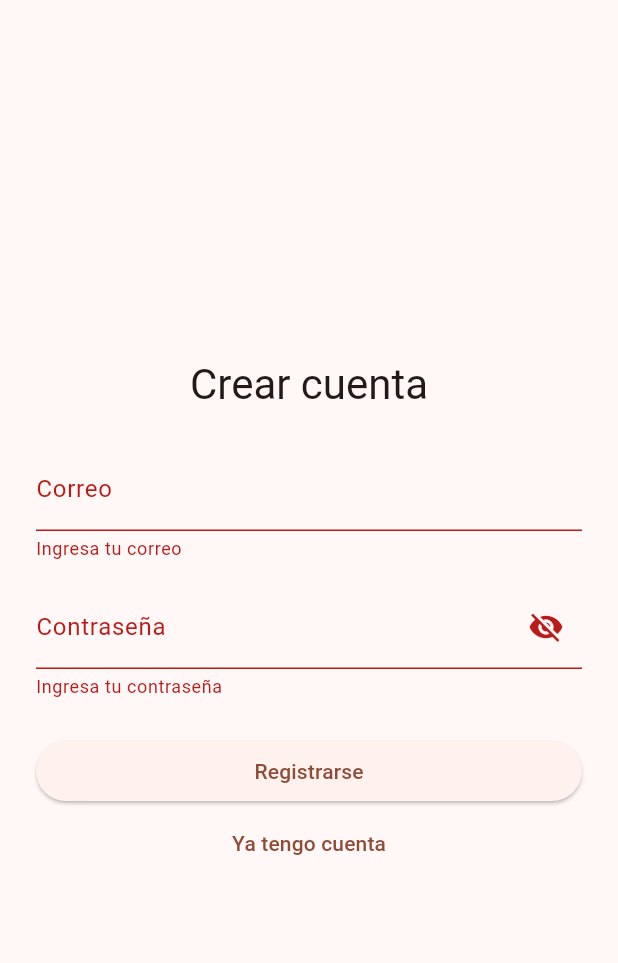
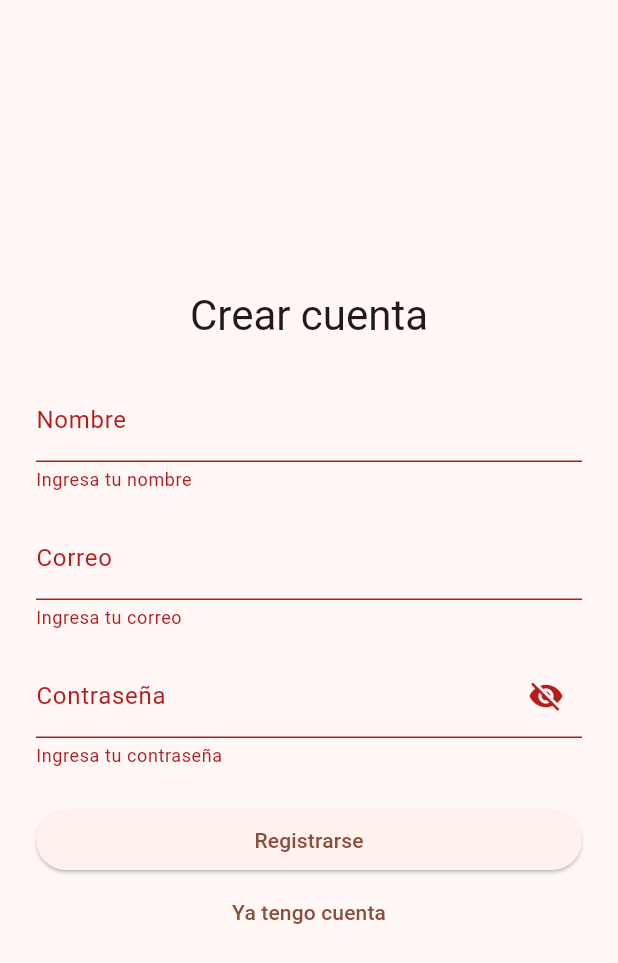
Before and after one commit to PauloCisneros/travel_ecuador, a Flutter app: the screen it shows after launch, after a tap on "Entrar", after a tap on "Crear cuenta", after a tap on "Registrarse", on a phone screen of 412 x 824 dp. Shown: the top 963 px of the screen. Run offline on Flutter 3.47's test engine with Material 3 defaults, Android fonts, the phone set to English and light mode, and no system bars; our stand-ins replace supabase_flutter; accounts and stored records are empty.

Commit message:
Registro guarda en tabla users

```diff
--- a/lib/providers/session_provider.dart
+++ b/lib/providers/session_provider.dart
@@ -22,8 +22,8 @@ class SessionProvider extends ChangeNotifier {
     await _authService.signIn(email: email, password: password);
   }
 
-  Future<void> register(String email, String password) async {
-    await _authService.signUp(email: email, password: password);
+  Future<void> register(String email, String password, String nombre) async {
+    await _authService.signUp(email: email, password: password, nombre: nombre);
   }
 
   Future<void> logout() async {
--- a/lib/screens/login_screen.dart
+++ b/lib/screens/login_screen.dart
@@ -10,6 +10,7 @@ class LoginScreen extends StatefulWidget {
 }
 
 class _LoginScreenState extends State<LoginScreen> {
+  final nameController = TextEditingController();
   final emailController = TextEditingController();
   final passwordController = TextEditingController();
   final formKey = GlobalKey<FormState>();
@@ -33,10 +34,14 @@ class _LoginScreenState extends State<LoginScreen> {
           const SnackBar(content: Text('Login correcto')),
         );
       } else {
-        await session.register(emailController.text.trim(), passwordController.text);
+        await session.register(
+          emailController.text.trim(),
+          passwordController.text,
+          nameController.text.trim(),
+        );
         if (!mounted) return;
         ScaffoldMessenger.of(context).showSnackBar(
-          const SnackBar(content: Text('Registro creado. Revisa tu correo si Supabase pidió confirmación.')),
+          const SnackBar(content: Text('Registro creado y perfil guardado en users. Revisa tu correo si Supabase pidió confirmación.')),
         );
       }
     } catch (e) {
@@ -51,6 +56,7 @@ class _LoginScreenState extends State<LoginScreen> {
 
   @override
   void dispose() {
+    nameController.dispose();
     emailController.dispose();
     passwordController.dispose();
     super.dispose();
@@ -75,6 +81,20 @@ class _LoginScreenState extends State<LoginScreen> {
                     style: Theme.of(context).textTheme.headlineMedium,
                   ),
                   const SizedBox(height: 24),
+                  if (!isLogin) ...[
+                    TextFormField(
+                      controller: nameController,
+                      textCapitalization: TextCapitalization.words,
+                      decoration: const InputDecoration(labelText: 'Nombre'),
+                      validator: (value) {
+                        if (!isLogin && (value == null || value.trim().isEmpty)) {
+                          return 'Ingresa tu nombre';
+                        }
+                        return null;
+                      },
+                    ),
+                    const SizedBox(height: 16),
+                  ],
                   TextFormField(
                     controller: emailController,
                     keyboardType: TextInputType.emailAddress,
```
Also changed, not shown: lib/models/user.dart (+27 -0 lines), lib/services/auth_service.dart (+13 -1 lines).
